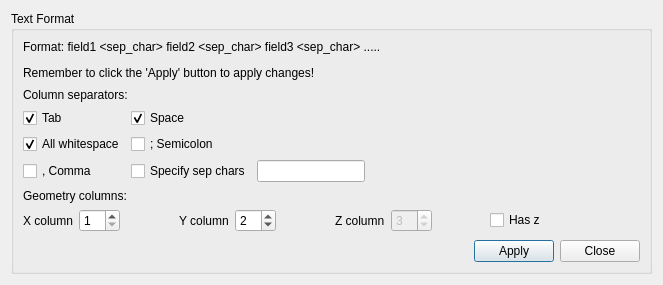
Qt form UI/Dialog_settings_f2f.ui (MartinHvidberg/kmstrans_fra_SDFE_SEQ200131) before a commit.
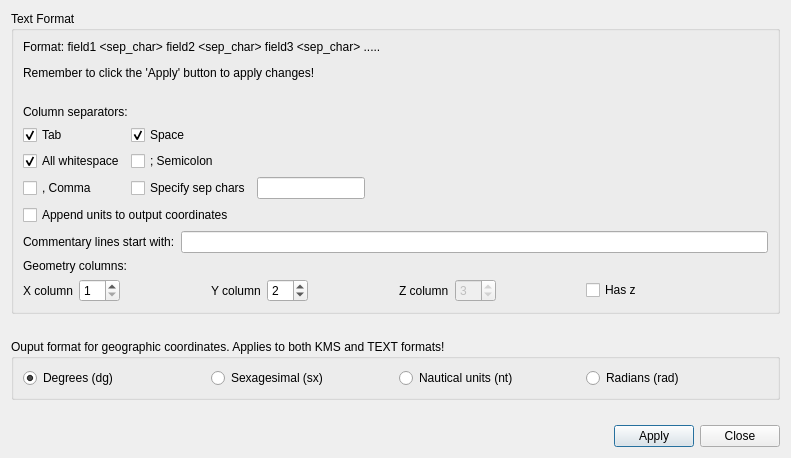
The same form after that commit.

```diff
--- a/UI/Dialog_settings_f2f.ui
+++ b/UI/Dialog_settings_f2f.ui
@@ -6,8 +6,8 @@
    <rect>
     <x>0</x>
     <y>0</y>
-    <width>663</width>
-    <height>285</height>
+    <width>791</width>
+    <height>458</height>
    </rect>
   </property>
   <property name="windowTitle">
@@ -133,17 +133,29 @@
        </layout>
       </item>
       <item>
-       <spacer name="verticalSpacer_2">
-        <property name="orientation">
-         <enum>Qt::Vertical</enum>
+       <widget class="QCheckBox" name="chb_output_units">
+        <property name="text">
+         <string>Append units to output coordinates</string>
         </property>
-        <property name="sizeHint" stdset="0">
-         <size>
-          <width>20</width>
-          <height>40</height>
-         </size>
-        </property>
-       </spacer>
+       </widget>
+      </item>
+      <item>
+       <layout class="QFormLayout" name="formLayout_2">
+        <item row="0" column="0">
+         <widget class="QLabel" name="commentaryLinesStartWithLabel">
+          <property name="text">
+           <string>Commentary lines start with:</string>
+          </property>
+         </widget>
+        </item>
+        <item row="0" column="1">
+         <widget class="QLineEdit" name="txt_comments">
+          <property name="toolTip">
+           <string>Skip but copy lines starting with the token defined here.</string>
+          </property>
+         </widget>
+        </item>
+       </layout>
       </item>
       <item>
        <widget class="QLabel" name="label_6">
@@ -250,6 +262,9 @@
         </item>
        </layout>
       </item>
+     </layout>
+    </widget>
+   </item>
       <item>
        <spacer name="verticalSpacer">
         <property name="orientation">
@@ -263,6 +278,59 @@
         </property>
        </spacer>
       </item>
+   <item>
+    <widget class="QGroupBox" name="groupBox_2">
+     <property name="title">
+      <string>Ouput format for geographic coordinates. Applies to both KMS and TEXT formats!</string>
+     </property>
+     <layout class="QHBoxLayout" name="horizontalLayout_3">
+      <item>
+       <widget class="QRadioButton" name="rdb_dg">
+        <property name="text">
+         <string>Degrees (dg)</string>
+        </property>
+        <property name="checked">
+         <bool>true</bool>
+        </property>
+       </widget>
+      </item>
+      <item>
+       <widget class="QRadioButton" name="rdb_sx">
+        <property name="text">
+         <string>Sexagesimal (sx)</string>
+        </property>
+       </widget>
+      </item>
+      <item>
+       <widget class="QRadioButton" name="rdb_nt">
+        <property name="text">
+         <string>Nautical units (nt)</string>
+        </property>
+       </widget>
+      </item>
+      <item>
+       <widget class="QRadioButton" name="rdb_rad">
+        <property name="text">
+         <string>Radians (rad)</string>
+        </property>
+       </widget>
+      </item>
+     </layout>
+    </widget>
+   </item>
+   <item>
+    <spacer name="verticalSpacer_2">
+     <property name="orientation">
+      <enum>Qt::Vertical</enum>
+     </property>
+     <property name="sizeHint" stdset="0">
+      <size>
+       <width>20</width>
+       <height>40</height>
+      </size>
+     </property>
+    </spacer>
+   </item>
       <item>
        <layout class="QHBoxLayout" name="horizontalLayout">
         <item>
@@ -311,9 +379,6 @@
          </widget>
         </item>
        </layout>
-      </item>
-     </layout>
-    </widget>
    </item>
   </layout>
  </widget>
```
Lines whose indentation alone changed are shown as unchanged.
